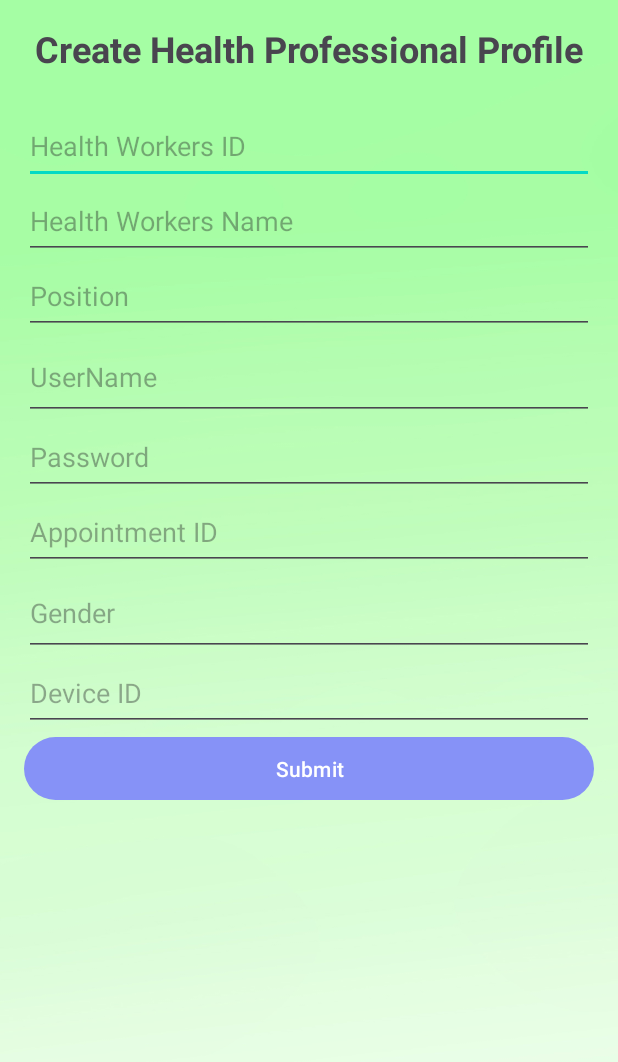
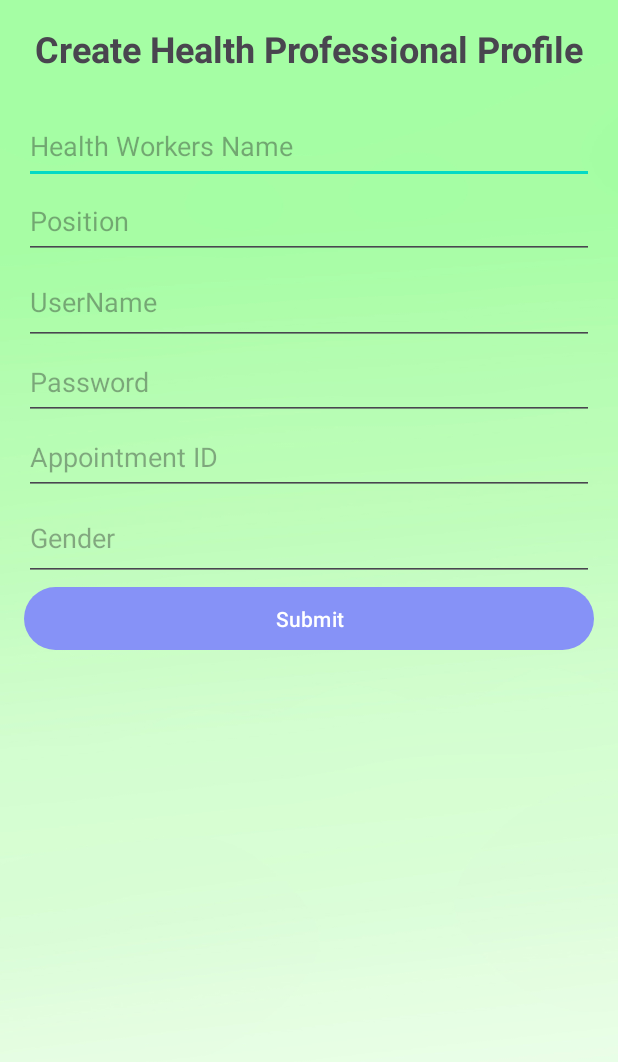
Before and after one commit to SinadjanRudge/doct, an Android app: the fragment CreateHealthProfessionalPage shown on its own in the app's theme, on a phone screen of 412 x 824 dp. Shown: the top 1062 px of the screen. Run offline under Robolectric (Android 15) with nearby library versions, the phone set to English and light mode, and no system bars.

Commit message:
Create health professional Page remove other edit txt 3-14-2024

```diff
--- a/app/src/main/res/layout/fragment_create_health_professional_page.xml
+++ b/app/src/main/res/layout/fragment_create_health_professional_page.xml
@@ -15,11 +15,6 @@
         android:layout_gravity="center_horizontal"
         android:layout_marginBottom="24dp"/>
 
-    <EditText
-        android:id="@+id/editTextHWID"
-        android:layout_width="match_parent"
-        android:layout_height="50dp"
-        android:hint="Health Workers ID" />
 
     <EditText
         android:id="@+id/editHWN"
@@ -65,11 +60,6 @@
         android:layout_height="57dp"
         android:hint="Gender" />
 
-    <EditText
-        android:id="@+id/editTextDeviceID"
-        android:layout_width="match_parent"
-        android:layout_height="50dp"
-        android:hint="Device ID" />
 
     <Button
         android:id="@+id/buttonSubmit"
```
